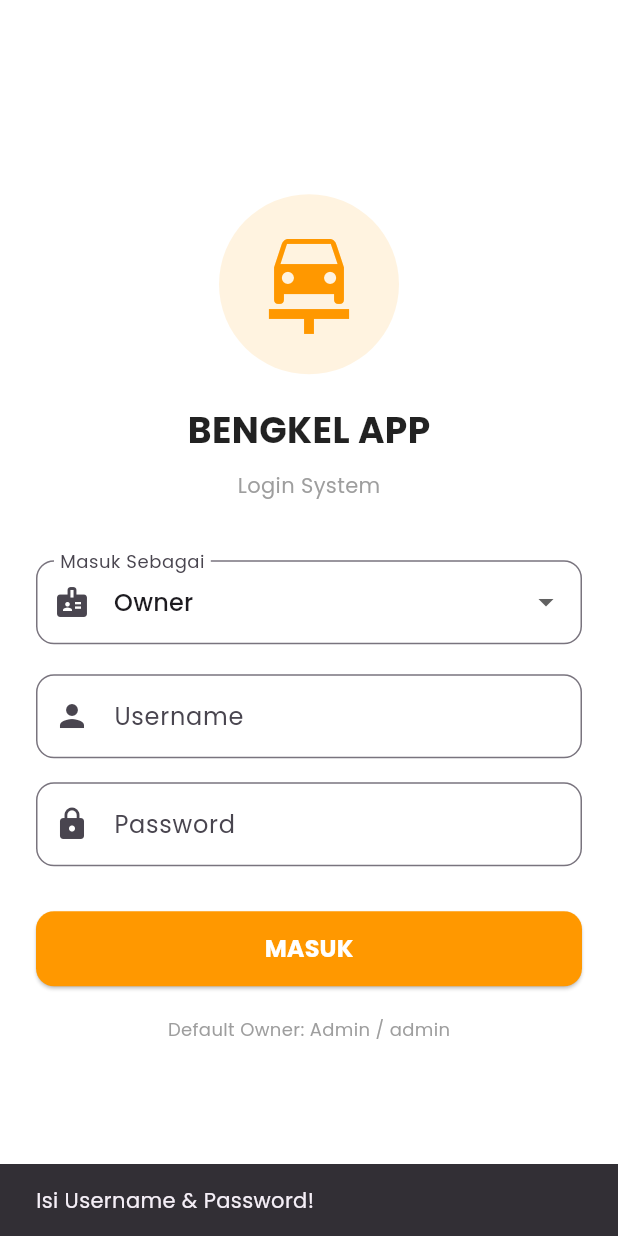
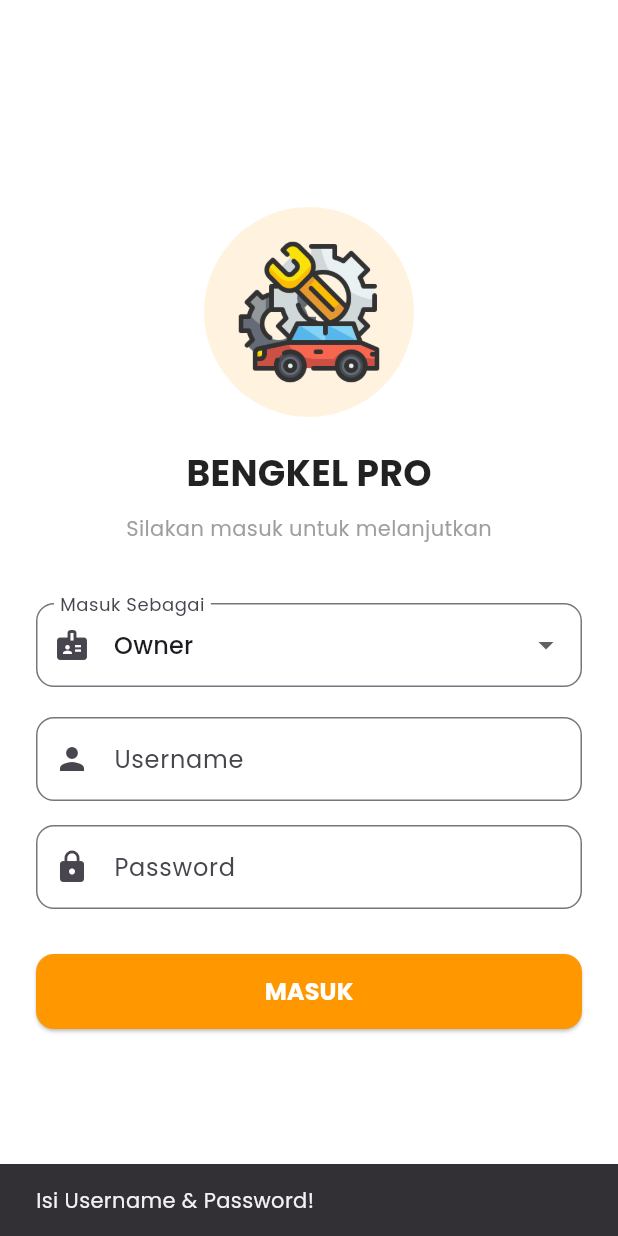
Before and after one commit to Altalea/bengkel_app_baru, a Flutter app: the screen it shows after launch, after a tap on "MASUK", on a phone screen of 412 x 824 dp. Run offline on Flutter 3.47's test engine with Material 3 defaults, Android fonts, the phone set to English and light mode, and no system bars; our stand-ins replace google_fonts, image_picker, sqflite; accounts and stored records are empty.

Commit message:
update tampilan loading awal

```diff
--- a/lib/database_helper.dart
+++ b/lib/database_helper.dart
@@ -57,7 +57,7 @@ class DatabaseHelper {
     // --- BUAT AKUN OWNER DEFAULT (ADMIN) ---
     // Username: Admin, Password: admin
     await db.insert('employees', {
-      'name': 'Admin',
+      'name': 'Owner',
       'position': 'Owner',
       'phone': '08123456789',
       'imagePath': '',
--- a/lib/main.dart
+++ b/lib/main.dart
@@ -2,7 +2,7 @@ import 'package:flutter/material.dart';
 import 'package:google_fonts/google_fonts.dart';
 import 'theme_manager.dart';            // Import Remote
 import 'screens/login_page.dart';
-
+import 'screens/splash_screen.dart';
 void main() {
   runApp(const BengkelApp());
 }
@@ -57,7 +57,7 @@ class BengkelApp extends StatelessWidget {
           // PENTING: Inilah yang menentukan aplikasi pakai baju yang mana
           themeMode: isDark ? ThemeMode.dark : ThemeMode.light,
 
-          home: const LoginPage(),
+          home: const SplashScreen(),
         );
       },
     );
--- a/lib/screens/login_page.dart
+++ b/lib/screens/login_page.dart
@@ -41,7 +41,7 @@ class _LoginPageState extends State<LoginPage> {
         MaterialPageRoute(
           builder: (context) => HomeScreen(
             role: _selectedRole,
-            username: user['name'], // Pakai nama asli dari database
+            username: user['name'],
           ),
         ),
       );
@@ -64,15 +64,25 @@ class _LoginPageState extends State<LoginPage> {
             child: Column(
               mainAxisAlignment: MainAxisAlignment.center,
               children: [
+                // KODE BARU (yang sudah diganti)
                 Container(
-                  padding: const EdgeInsets.all(20),
-                  decoration: BoxDecoration(color: Colors.orange.shade50, shape: BoxShape.circle),
-                  child: const Icon(Icons.car_repair, size: 80, color: Colors.orange),
+                  padding: const EdgeInsets.all(20), // Padding bisa disesuaikan atau dihapus
+                  decoration: BoxDecoration(
+                      color: Colors.orange.shade50,
+                      shape: BoxShape.circle
+                  ),
+                  // Gunakan Image.asset untuk menampilkan gambarmu
+                  child: Image.asset(
+                    'assets/login_logo.png', // <-- Pastikan path-nya benar
+                    width: 100,              // Atur lebar gambar
+                    height: 100,             // Atur tinggi gambar
+                    fit: BoxFit.contain,     // Agar gambar tidak terpotong
+                  ),
                 ),
                 const SizedBox(height: 20),
-                const Text("BENGKEL APP", style: TextStyle(fontSize: 24, fontWeight: FontWeight.bold, color: Colors.black87)),
+                const Text("BENGKEL PRO", style: TextStyle(fontSize: 24, fontWeight: FontWeight.bold, color: Colors.black87)),
                 const SizedBox(height: 10),
-                const Text("Login System", style: TextStyle(color: Colors.grey)), // Penanda versi baru
+                const Text("Silakan masuk untuk melanjutkan", style: TextStyle(color: Colors.grey)),
                 const SizedBox(height: 40),
 
                 DropdownButtonFormField<String>(
@@ -112,7 +122,7 @@ class _LoginPageState extends State<LoginPage> {
                   width: double.infinity,
                   height: 50,
                   child: ElevatedButton(
-                    onPressed: _isLoading ? null : _login, // Matikan tombol saat loading
+                    onPressed: _isLoading ? null : _login,
                     style: ElevatedButton.styleFrom(
                       backgroundColor: Colors.orange,
                       shape: RoundedRectangleBorder(borderRadius: BorderRadius.circular(12)),
@@ -122,9 +132,7 @@ class _LoginPageState extends State<LoginPage> {
                         : const Text("MASUK", style: TextStyle(color: Colors.white, fontWeight: FontWeight.bold, fontSize: 16)),
                   ),
                 ),
-
-                const SizedBox(height: 20),
-                const Text("Default Owner: Admin / admin", style: TextStyle(color: Colors.grey, fontSize: 12)),
+                // Kode Text contekan password di sini sudah dihapus
               ],
             ),
           ),
--- /dev/null
+++ b/lib/screens/splash_screen.dart
@@ -0,0 +1,68 @@
+import 'package:flutter/material.dart';
+import 'dart:async';
+import 'login_page.dart';
+
+class SplashScreen extends StatefulWidget {
+  const SplashScreen({super.key});
+
+  @override
+  State<SplashScreen> createState() => _SplashScreenState();
+}
+
+class _SplashScreenState extends State<SplashScreen> {
+  @override
+  void initState() {
+    super.initState();
+    // Tunggu 3 detik, lalu pindah ke Login
+    Timer(const Duration(seconds: 3), () {
+      Navigator.pushReplacement(
+        context,
+        MaterialPageRoute(builder: (context) => const LoginPage()),
+      );
+    });
+  }
+
+  @override
+  Widget build(BuildContext context) {
+    return Scaffold(
+      backgroundColor: Colors.black, // Warna background
+      body: Center(
+        child: Column(
+          mainAxisAlignment: MainAxisAlignment.center,
+          children: [
+            Container(
+              padding: const EdgeInsets.all(20), // Sesuaikan padding jika perlu
+              decoration: const BoxDecoration(
+                color: Colors.white,
+                shape: BoxShape.circle,
+              ),
+              // Gunakan Image.asset:
+              child: Image.asset(
+                'assets/login_logo.png', // <-- Pakai gambar yang sama dengan login tadi
+                width: 100,              // Atur ukuran agar pas di dalam lingkaran
+                height: 100,
+                fit: BoxFit.contain,
+              ),
+            ),
+            // Nama Aplikasi
+            const Text(
+              "BENGKEL PRO",
+              style: TextStyle(
+                  fontSize: 28,
+                  fontWeight: FontWeight.bold,
+                  color: Colors.white,
+                  letterSpacing: 2
+              ),
+            ),
+            const SizedBox(height: 10),
+            const Text("Solusi Bengkel Terpercaya", style: TextStyle(color: Colors.white70)),
+            const SizedBox(height: 50),
+
+            // Loading Muter-muter
+            const CircularProgressIndicator(color: Colors.white),
+          ],
+        ),
+      ),
+    );
+  }
+}
```
Also changed, not shown: pubspec.yaml (+11 -5 lines), assets/icon.png (added), assets/login_logo.png (added), pubspec.lock, 6 other files.
